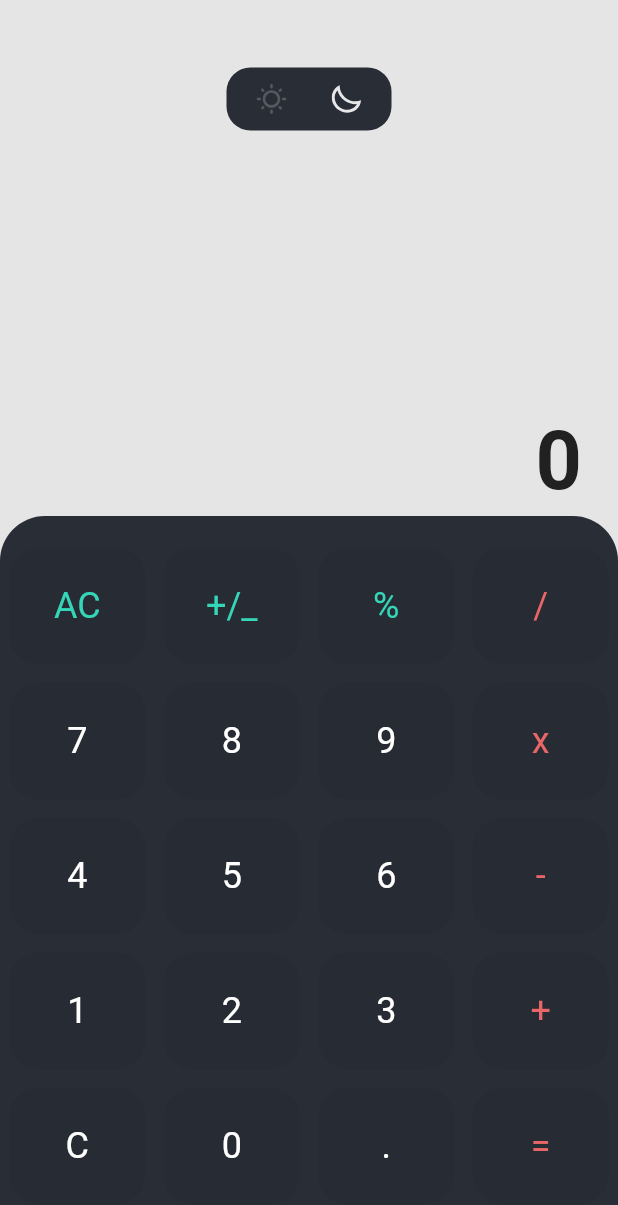
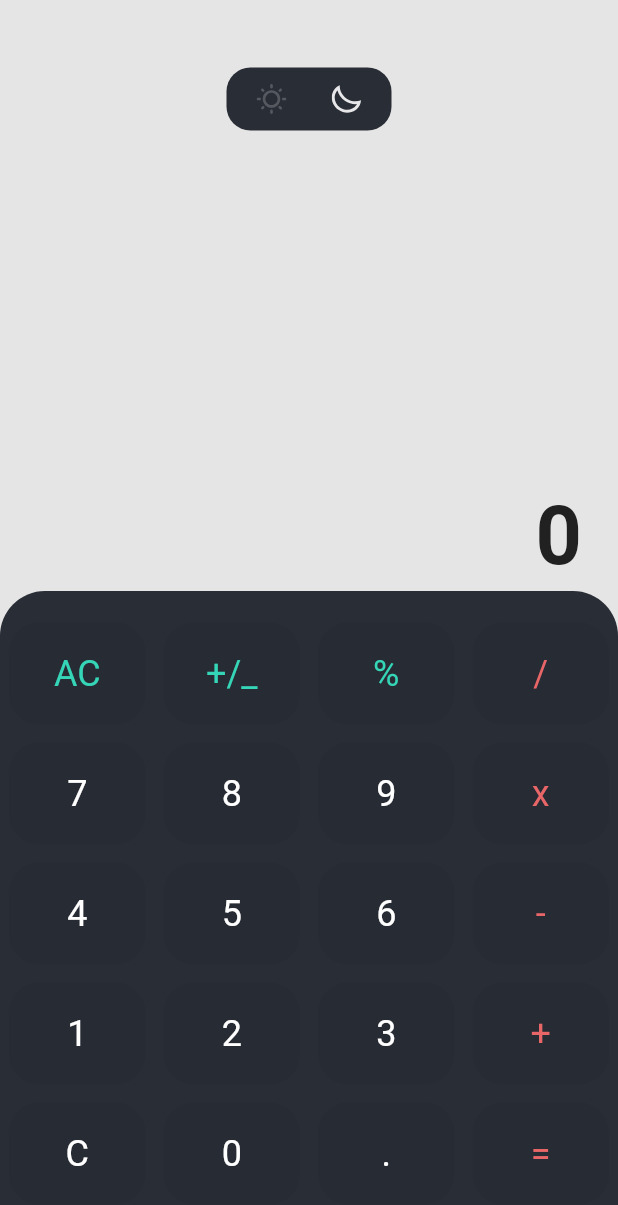
Before and after one commit to iamsirmike/calculatorui, a Flutter app: the screen it shows after launch, on a phone screen of 412 x 824 dp. Shown: the top 1205 px of the screen. Run offline on Flutter 3.47's test engine with Material 2 defaults, Android fonts, the phone set to English and light mode, and no system bars; our stand-ins replace flutter_svg.

Commit message:
reduce vertical padding

```diff
--- a/lib/pages/widgets/calculation_button.dart
+++ b/lib/pages/widgets/calculation_button.dart
@@ -27,7 +27,7 @@ class CalculatorButton extends StatelessWidget {
           child: Container(
             // width: size,
             // height: size,
-            padding: EdgeInsets.symmetric(vertical: 25, horizontal: 10),
+            padding: EdgeInsets.symmetric(vertical: 20, horizontal: 10),
             decoration: BoxDecoration(
               color: isLightMode ? Color(0xffF2F2F2) : Color(0xFF272B33),
               borderRadius: BorderRadius.circular(20),
```
